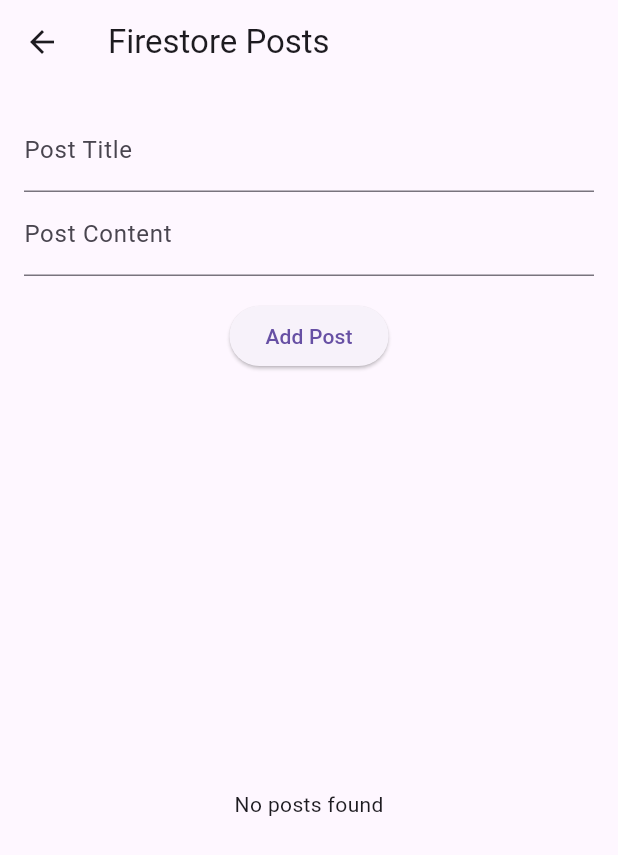
After one commit to Sukron1632/Kalkulator, a Flutter app: the websitePage screen opened directly, on a phone screen of 412 x 824 dp. The commit adds this screen. Shown: the top 855 px of the screen. Run offline on Flutter 3.47's test engine with Material 3 defaults, Android fonts, the phone set to English and light mode, and no system bars; our stand-ins replace cloud_firestore, firebase_auth, firebase_core, firebase_storage, image_picker; accounts and stored records are empty.

Commit message:
testing firestore

```diff
--- a/lib/Components/kalkulator.dart
+++ b/lib/Components/kalkulator.dart
@@ -1,8 +1,6 @@
 import 'package:flutter/material.dart';
 
 class Calculator extends StatefulWidget {
-  const Calculator({super.key});
-
   @override
   _CalculatorState createState() => _CalculatorState();
 }
@@ -210,7 +208,7 @@ class _CalculatorState extends State<Calculator> {
     } else if (btnText == '+/-') {
       result.startsWith('-')
           ? result = result.substring(1)
-          : result = '-$result';
+          : result = '-' + result;
       finalResult = result;
     } else {
       if (isEqualPressed) {
--- a/lib/Components/ourteam.dart
+++ b/lib/Components/ourteam.dart
@@ -1,8 +1,6 @@
 import 'package:flutter/material.dart';
 
 class OurTeam extends StatelessWidget {
-  const OurTeam({super.key});
-
   @override
   Widget build(BuildContext context) {
     return Scaffold(
--- /dev/null
+++ b/lib/Components/store_post.dart
@@ -0,0 +1,95 @@
+import 'package:AppaAja/Services/fire_store.dart';
+import 'package:flutter/material.dart';
+
+class PostPage extends StatefulWidget {
+  @override
+  _PostPageState createState() => _PostPageState();
+}
+
+class _PostPageState extends State<PostPage> {
+  final FirestoreService _firestoreService = FirestoreService();
+  final TextEditingController _titleController = TextEditingController();
+  final TextEditingController _contentController = TextEditingController();
+
+  // Function to handle adding a post
+  Future<void> _addPost() async {
+    if (_titleController.text.isNotEmpty && _contentController.text.isNotEmpty) {
+      await _firestoreService.addPost(
+        _titleController.text,
+        _contentController.text,
+      );
+      // Clear the input fields
+      _titleController.clear();
+      _contentController.clear();
+    }
+  }
+
+  @override
+  Widget build(BuildContext context) {
+    return Scaffold(
+      appBar: AppBar(
+        title: Text('Firestore Posts'),
+      ),
+      body: Padding(
+        padding: const EdgeInsets.all(16.0),
+        child: Column(
+          children: [
+            // Form for adding posts
+            TextField(
+              controller: _titleController,
+              decoration: InputDecoration(labelText: 'Post Title'),
+            ),
+            TextField(
+              controller: _contentController,
+              decoration: InputDecoration(labelText: 'Post Content'),
+            ),
+            SizedBox(height: 16),
+            ElevatedButton(
+              onPressed: _addPost,
+              child: Text('Add Post'),
+            ),
+            SizedBox(height: 16),
+            // Displaying posts in real-time
+            Expanded(
+              child: StreamBuilder<List<Post>>(
+                stream: _firestoreService.getPosts(),
+                builder: (context, snapshot) {
+                  if (snapshot.connectionState == ConnectionState.waiting) {
+                    return Center(child: CircularProgressIndicator());
+                  }
+
+                  if (snapshot.hasError) {
+                    return Center(child: Text('Error fetching posts'));
+                  }
+
+                  if (!snapshot.hasData || snapshot.data!.isEmpty) {
+                    return Center(child: Text('No posts found'));
+                  }
+
+                  // List of posts
+                  final posts = snapshot.data!;
+                  return ListView.builder(
+                    itemCount: posts.length,
+                    itemBuilder: (context, index) {
+                      final post = posts[index];
+                      return Card(
+                        child: ListTile(
+                          title: Text(post.title),
+                          subtitle: Text(post.content),
+                          trailing: Text(
+                            post.createdAt.toLocal().toString(),
+                            style: TextStyle(fontSize: 12),
+                          ),
+                        ),
+                      );
+                    },
+                  );
+                },
+              ),
+            ),
+          ],
+        ),
+      ),
+    );
+  }
+}
--- /dev/null
+++ b/lib/Components/website_page.dart
@@ -0,0 +1,95 @@
+import 'package:AppaAja/Services/fire_store.dart';
+import 'package:flutter/material.dart';
+
+class websitePage extends StatefulWidget {
+  @override
+  _websitePageState createState() => _websitePageState();
+}
+
+class _websitePageState extends State<websitePage> {
+  final FirestoreService _firestoreService = FirestoreService();
+  final TextEditingController _titleController = TextEditingController();
+  final TextEditingController _linkController = TextEditingController();
+
+  // Function to handle adding a post
+  Future<void> _addPost() async {
+    if (_titleController.text.isNotEmpty && _linkController.text.isNotEmpty) {
+      await _firestoreService.addPost(
+        _titleController.text,
+        _linkController.text,
+      );
+      // Clear the input fields
+      _titleController.clear();
+      _linkController.clear();
+    }
+  }
+
+  @override
+  Widget build(BuildContext context) {
+    return Scaffold(
+      appBar: AppBar(
+        title: Text('Firestore Posts'),
+      ),
+      body: Padding(
+        padding: const EdgeInsets.all(16.0),
+        child: Column(
+          children: [
+            // Form for adding posts
+            TextField(
+              controller: _titleController,
+              decoration: InputDecoration(labelText: 'Post Title'),
+            ),
+            TextField(
+              controller: _linkController,
+              decoration: InputDecoration(labelText: 'Post Content'),
+            ),
+            SizedBox(height: 16),
+            ElevatedButton(
+              onPressed: _addPost,
+              child: Text('Add Post'),
+            ),
+            SizedBox(height: 16),
+            // Displaying posts in real-time
+            Expanded(
+              child: StreamBuilder<List<Post>>(
+                stream: _firestoreService.getPosts(),
+                builder: (context, snapshot) {
+                  if (snapshot.connectionState == ConnectionState.waiting) {
+                    return Center(child: CircularProgressIndicator());
+                  }
+
+                  if (snapshot.hasError) {
+                    return Center(child: Text('Error fetching posts'));
+                  }
+
+                  if (!snapshot.hasData || snapshot.data!.isEmpty) {
+                    return Center(child: Text('No posts found'));
+                  }
+
+                  // List of posts
+                  final posts = snapshot.data!;
+                  return ListView.builder(
+                    itemCount: posts.length,
+                    itemBuilder: (context, index) {
+                      final post = posts[index];
+                      return Card(
+                        child: ListTile(
+                          title: Text(post.title),
+                          subtitle: Text(post.content),
+                          trailing: Text(
+                            post.createdAt.toLocal().toString(),
+                            style: TextStyle(fontSize: 12),
+                          ),
+                        ),
+                      );
+                    },
+                  );
+                },
+              ),
+            ),
+          ],
+        ),
+      ),
+    );
+  }
+}
--- /dev/null
+++ b/lib/Services/fire_store.dart
@@ -0,0 +1,44 @@
+import 'package:cloud_firestore/cloud_firestore.dart';
+
+class FirestoreService {
+  final CollectionReference posts = FirebaseFirestore.instance.collection('posts');
+
+  // Method to add a post to Firestore
+  Future<void> addPost(String title, String content) {
+    return posts.add({
+      'title': title,
+      'content': content,
+      'createdAt': FieldValue.serverTimestamp(), // Add server-side timestamp
+    });
+  }
+
+  // Stream to get all posts in real-time
+  Stream<List<Post>> getPosts() {
+    return posts.orderBy('createdAt', descending: true).snapshots().map(
+      (snapshot) {
+        return snapshot.docs.map((doc) {
+          return Post.fromFirestore(doc);
+        }).toList();
+      },
+    );
+  }
+}
+
+// Post model for easier handling of data
+class Post {
+  final String title;
+  final String content;
+  final DateTime createdAt;
+
+  Post({required this.title, required this.content, required this.createdAt});
+
+  // Create Post instance from Firestore document
+  factory Post.fromFirestore(DocumentSnapshot doc) {
+    final data = doc.data() as Map<String, dynamic>;
+    return Post(
+      title: data['title'],
+      content: data['content'],
+      createdAt: (data['createdAt'] as Timestamp).toDate(),
+    );
+  }
+}
--- /dev/null
+++ b/lib/Services/sites_service.dart
@@ -0,0 +1,42 @@
+import 'package:cloud_firestore/cloud_firestore.dart';
+
+class FirestoreService {
+  final CollectionReference websites = FirebaseFirestore.instance.collection('posts');
+
+  Future<void> addPost(String title, String content, bool fav) {
+    return websites.add({
+      'title': title,
+      'link': content,
+      'fav': fav,
+    });
+  }
+
+  Stream<List<Post>> getPosts() {
+    return websites.orderBy('createdAt', descending: true).snapshots().map(
+      (snapshot) {
+        return snapshot.docs.map((doc) {
+          return Post.fromFirestore(doc);
+        }).toList();
+      },
+    );
+  }
+}
+
+// Post model for easier handling of data
+class Post {
+  final String title;
+  final String link;
+  final bool fav;
+
+  Post({required this.title, required this.link, required this.fav});
+
+  // Create Post instance from Firestore document
+  factory Post.fromFirestore(DocumentSnapshot doc) {
+    final data = doc.data() as Map<String, dynamic>;
+    return Post(
+      title: data['title'],
+      link: data['content'],
+      fav: data[false],
+    );
+  }
+}
--- a/lib/login.dart
+++ b/lib/login.dart
@@ -3,8 +3,6 @@ import 'package:firebase_auth/firebase_auth.dart';
 import 'package:firebase_core/firebase_core.dart';
 
 class LoginPage extends StatefulWidget {
-  const LoginPage({super.key});
-
   @override
   State<LoginPage> createState() => _LoginPageState();
 }
--- a/lib/main.dart
+++ b/lib/main.dart
@@ -1,5 +1,6 @@
 import 'package:AppaAja/Components/recSite.dart';
 import 'package:AppaAja/Components/stopwacth.dart';
+import 'package:AppaAja/Components/store_post.dart';
 import 'package:AppaAja/layout.dart';
 import 'package:flutter/material.dart';
 import 'package:firebase_core/firebase_core.dart';
@@ -20,8 +21,6 @@ void main() async {
 }
 
 class MyApp extends StatelessWidget {
-  const MyApp({super.key});
-
   @override
   Widget build(BuildContext context) {
     return MaterialApp(
@@ -35,7 +34,8 @@ class MyApp extends StatelessWidget {
         '/ourteam': (context) => OurTeam(),
         '/stopwacth': (context) => StopWatchPage(),
         '/recsite': (context) => const RecSite(),
-        '/layout':(context) => MainPage()
+        '/layout':(context) => MainPage(),
+        '/post':(context) => PostPage(),
       },
     );
   }
--- a/pubspec.yaml
+++ b/pubspec.yaml
@@ -38,6 +38,9 @@ dependencies:
   # Use with the CupertinoIcons class for iOS style icons.
   cupertino_icons: ^1.0.2
   url_launcher: ^6.3.1
+  cloud_firestore: ^5.4.4
+  firebase_storage: ^12.3.4
+  image_picker: ^1.1.2
 
 dev_dependencies:
   # flutter_launcher_icons: "^0.9.2"
@@ -50,6 +53,7 @@ dev_dependencies:
   # package. See that file for information about deactivating specific lint
   # rules and activating additional ones.
   flutter_lints: ^2.0.0
+  flutter_launcher_icons: ^0.11.0
 
 # For information on the generic Dart part of this file, see the
 # following page: https://dart.dev/tools/pub/pubspec
@@ -58,7 +62,7 @@ dev_dependencies:
 # flluter_icons:
 #   android: true
 flutter_icons:
-  android: true
+  android: "launcher_icon"
   ios: true
   image_path: "assets/images/appaaja.png"
 
```
Also changed, not shown: lib/Components/testing.dart (added, +92 -0 lines), lib/Pages/beranda.dart (+20 -0 lines), lib/beranda.dart (deleted, +0 -111 lines), firebase.json, lib/firebase_options.dart, pubspec.lock, 33 other files.
